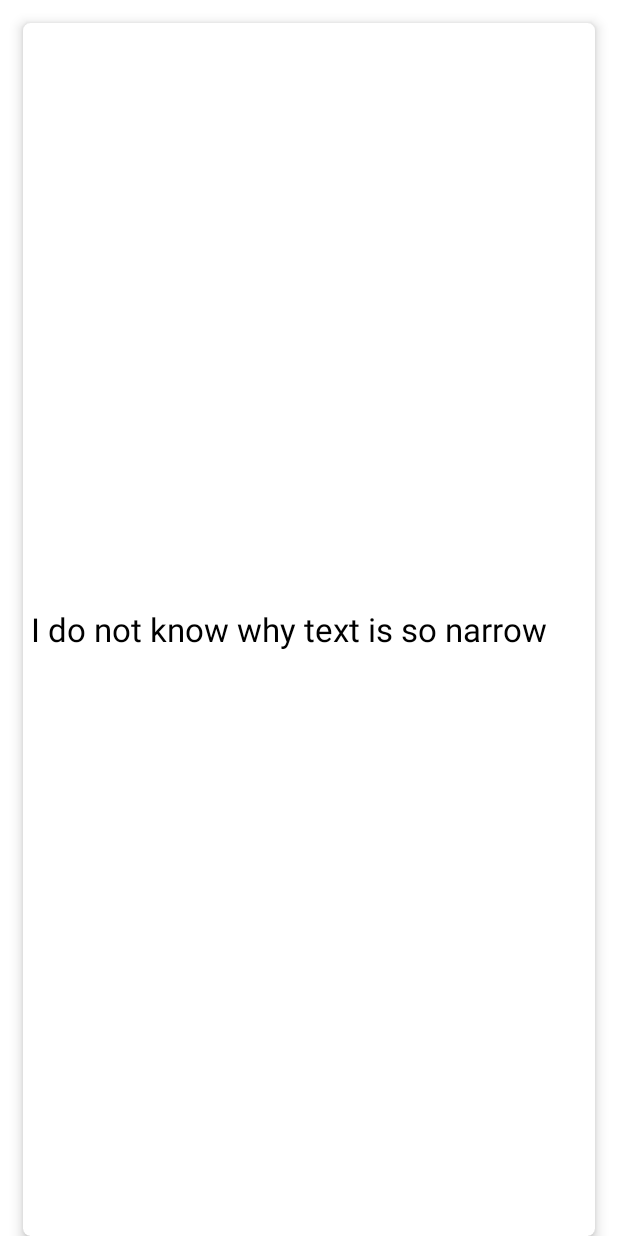
After one commit to bloominstituteoftechnology/Android_Inheritance_Shopping, an Android app: the layout content_list_view.xml on its own in the app's theme, with its tools: preview values and no code run, on a phone screen of 412 x 824 dp. The commit adds this screen. Run offline under Robolectric (Android 15) with nearby library versions, the phone set to English and light mode, and no system bars.

Commit message:
RecycleView has a problem

```diff
--- /dev/null
+++ b/app/src/main/res/layout/content_list_view.xml
@@ -0,0 +1,89 @@
+<?xml version="1.0" encoding="utf-8"?>
+
+
+<LinearLayout xmlns:android="http://schemas.android.com/apk/res/android"
+
+    android:layout_width="match_parent"
+
+    android:layout_height="wrap_content"
+    android:id="@+id/ListView"
+
+    xmlns:app="http://schemas.android.com/apk/res-auto">
+
+
+
+    <android.support.v7.widget.CardView
+
+        android:id="@+id/element_parent"
+
+        android:layout_width="match_parent"
+
+        android:layout_height="wrap_content"
+
+        android:layout_marginStart="15dp"
+
+        android:layout_marginTop="15dp"
+
+        android:layout_marginEnd="15dp"
+
+        app:cardCornerRadius="5dp"
+
+        app:cardElevation="5dp"
+
+        app:contentPadding="5dp"
+
+        app:layout_constraintEnd_toEndOf="parent"
+
+        app:layout_constraintStart_toStartOf="parent"
+
+        app:layout_constraintTop_toTopOf="parent">
+
+        <LinearLayout
+
+            android:layout_width="match_parent"
+
+            android:layout_height="wrap_content"
+
+            android:orientation="horizontal"
+            android:background="?android:attr/selectableItemBackground">
+            <TextView
+
+                android:id="@+id/textNameProductInLIst"
+
+                android:layout_width="match_parent"
+
+                android:layout_height="wrap_content"
+
+                android:layout_gravity="center"
+
+                android:text="I do not know why text is so narrow"
+
+                android:textColor="@android:color/black"
+
+                android:textSize="22sp" />
+
+
+            <TextView
+
+                android:id="@+id/textColorOfProductInList"
+
+                android:layout_width="match_parent"
+
+                android:layout_height="wrap_content"
+
+                android:layout_gravity="center"
+
+                android:text="I do not know why text is so narrow"
+
+                android:textColor="@android:color/black"
+
+                android:textSize="22sp" />
+
+
+
+
+        </LinearLayout>
+
+    </android.support.v7.widget.CardView>
+
+</LinearLayout>
--- /dev/null
+++ b/app/src/main/res/values/dimens.xml
@@ -0,0 +1,3 @@
+<resources>
+    <dimen name="fab_margin">16dp</dimen>
+</resources>
```
Also changed, not shown: app/src/main/java/com/shoon/android_inheritance_shopping/ListView.java (added, +76 -0 lines), app/src/main/java/com/shoon/android_inheritance_shopping/ListViewAdapter.java (added, +117 -0 lines), app/src/main/java/com/shoon/android_inheritance_shopping/MainActivity.java (+57 -1 lines), app/src/main/java/com/shoon/android_inheritance_shopping/ShoppingItem.java (added, +97 -0 lines), app/src/main/java/com/shoon/android_inheritance_shopping/ShoppingItemDAO.java (added, +70 -0 lines), app/src/main/java/com/shoon/android_inheritance_shopping/ShoppingItemsList.java (added, +99 -0 lines), app/src/main/res/layout/activity_list_view.xml (added, +44 -0 lines).
